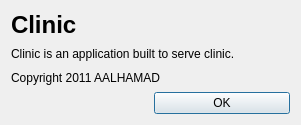
aalhamad/clinic, file aboutdialog.ui: the form before one commit.
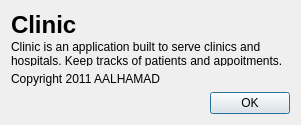
The form after the commit.

The edit to the form file:
```diff
--- a/aboutdialog.ui
+++ b/aboutdialog.ui
@@ -28,7 +28,10 @@
    <item row="1" column="0" colspan="2">
     <widget class="QLabel" name="label_3">
      <property name="text">
-      <string>Clinic is an application built to serve clinic. </string>
+      <string>Clinic is an application built to serve clinics and hospitals. Keep tracks of patients and appoitments. </string>
+     </property>
+     <property name="wordWrap">
+      <bool>true</bool>
      </property>
     </widget>
    </item>
@@ -49,6 +52,19 @@
      </property>
     </widget>
    </item>
+   <item row="3" column="0">
+    <spacer name="horizontalSpacer">
+     <property name="orientation">
+      <enum>Qt::Horizontal</enum>
+     </property>
+     <property name="sizeHint" stdset="0">
+      <size>
+       <width>40</width>
+       <height>20</height>
+      </size>
+     </property>
+    </spacer>
+   </item>
   </layout>
  </widget>
  <resources/>
```
